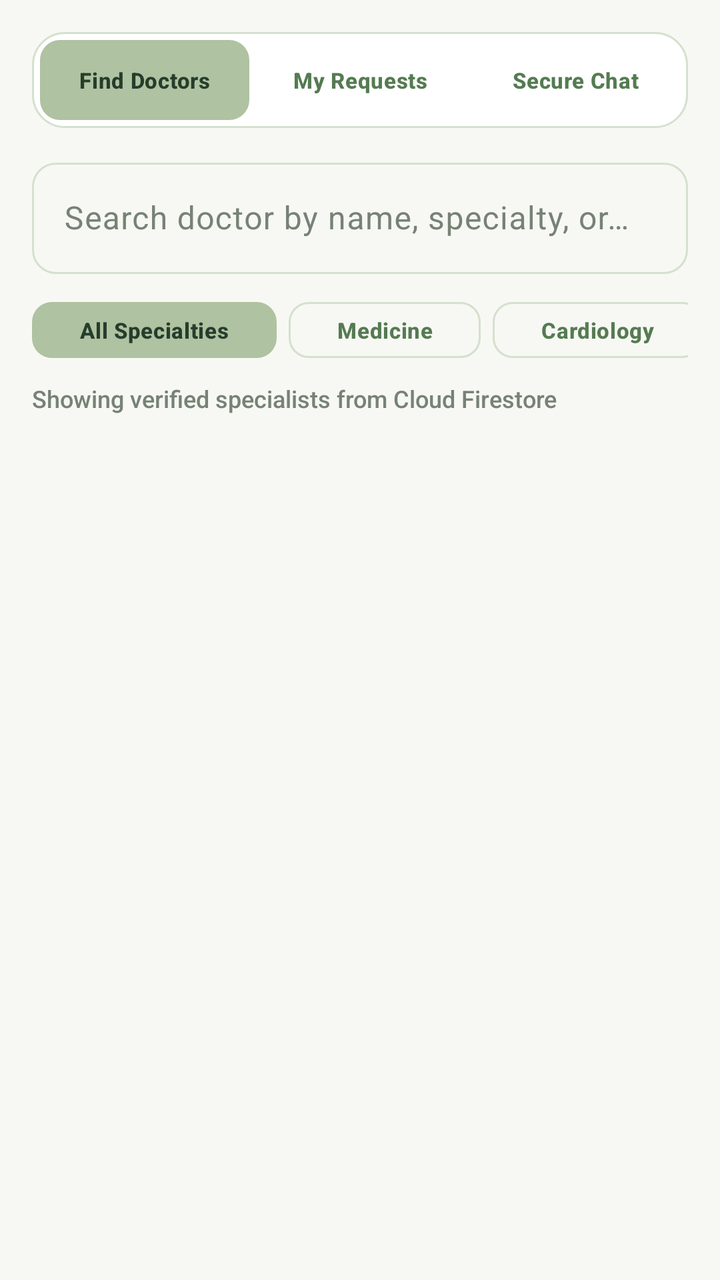
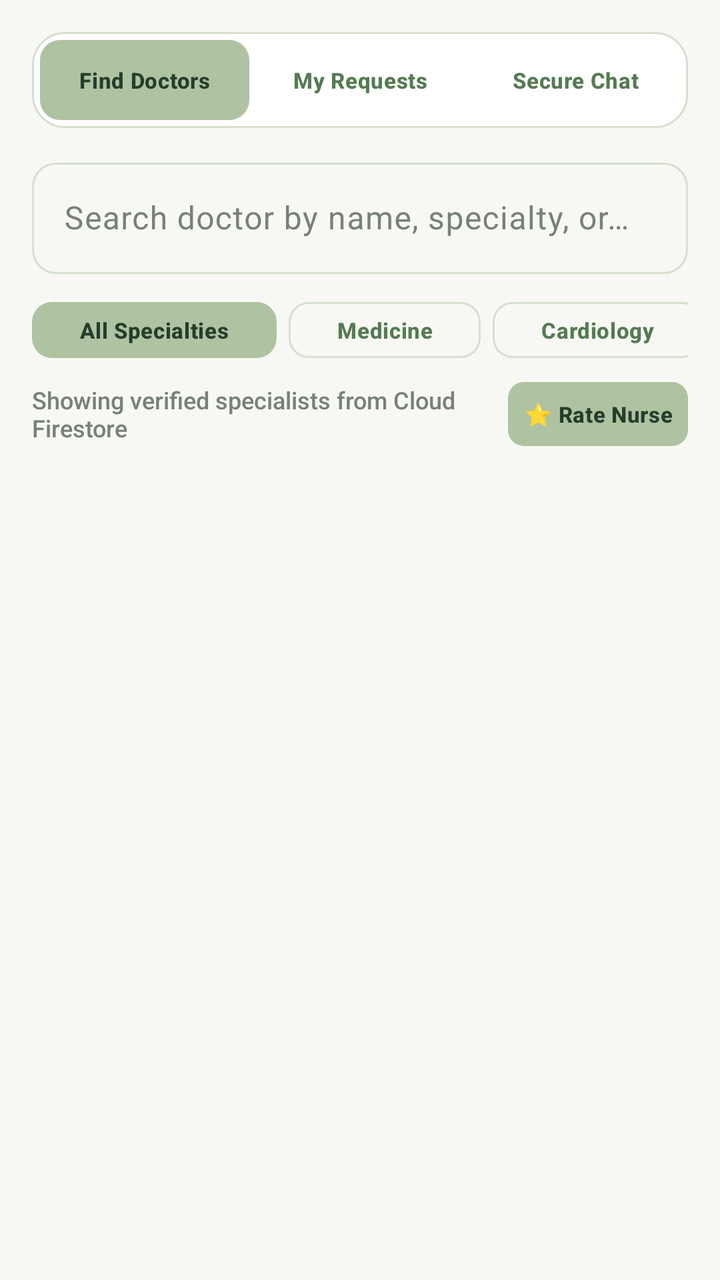

Screens rendered from an Android XML layout before and after an edit, with the pre-edit source and the edit as a unified diff.
<!-- AndroidManifest.xml: application theme Theme.AROHI -->
<!-- res/layout/fragment_patient_doctors.xml -->
<?xml version="1.0" encoding="utf-8"?>
<LinearLayout xmlns:android="http://schemas.android.com/apk/res/android"
    xmlns:app="http://schemas.android.com/apk/res-auto"
    android:layout_width="match_parent"
    android:layout_height="match_parent"
    android:background="@color/arohi_soft_ivory"
    android:orientation="vertical"
    android:padding="16dp">

    
    <LinearLayout
        android:layout_width="match_parent"
        android:layout_height="wrap_content"
        android:background="@drawable/bg_card_elevated"
        android:orientation="horizontal"
        android:padding="4dp">

        <com.google.android.material.button.MaterialButton
            android:id="@+id/btnModeFindDoctors"
            style="@style/Widget.Material3.Button.TonalButton"
            android:layout_width="0dp"
            android:layout_height="40dp"
            android:layout_marginEnd="3dp"
            android:layout_weight="1"
            android:insetTop="0dp"
            android:insetBottom="0dp"
            android:maxLines="1"
            android:minWidth="0dp"
            android:paddingHorizontal="4dp"
            android:text="@string/service_find_doctors"
            android:textAllCaps="false"
            android:textSize="11sp"
            app:cornerRadius="10dp" />

        <com.google.android.material.button.MaterialButton
            android:id="@+id/btnModeMyRequests"
            style="@style/Widget.Material3.Button.TextButton"
            android:layout_width="0dp"
            android:layout_height="40dp"
            android:layout_marginEnd="3dp"
            android:layout_weight="1"
            android:insetTop="0dp"
            android:insetBottom="0dp"
            android:maxLines="1"
            android:minWidth="0dp"
            android:paddingHorizontal="4dp"
            android:text="@string/tab_my_requests"
            android:textAllCaps="false"
            android:textSize="11sp"
            app:cornerRadius="10dp" />

        <com.google.android.material.button.MaterialButton
            android:id="@+id/btnModeMyMessages"
            style="@style/Widget.Material3.Button.TextButton"
            android:layout_width="0dp"
            android:layout_height="40dp"
            android:layout_weight="1"
            android:insetTop="0dp"
            android:insetBottom="0dp"
            android:maxLines="1"
            android:minWidth="0dp"
            android:paddingHorizontal="4dp"
            android:text="@string/tab_secure_chat"
            android:textAllCaps="false"
            android:textSize="11sp"
            app:cornerRadius="10dp" />
    </LinearLayout>

    
    
    
    <LinearLayout
        android:id="@+id/layoutFindDoctorsSection"
        android:layout_width="match_parent"
        android:layout_height="0dp"
        android:layout_marginTop="12dp"
        android:layout_weight="1"
        android:orientation="vertical"
        android:visibility="visible">

        <com.google.android.material.textfield.TextInputLayout
            android:id="@+id/tilSearchDoctor"
            style="@style/Widget.Material3.TextInputLayout.OutlinedBox"
            android:layout_width="match_parent"
            android:layout_height="wrap_content"
            android:hint="@string/hint_search_doctors">

            <com.google.android.material.textfield.TextInputEditText
                android:id="@+id/etSearchDoctor"
                android:layout_width="match_parent"
                android:layout_height="wrap_content"
                android:inputType="text"
                android:maxLines="1" />
        </com.google.android.material.textfield.TextInputLayout>

        
        <HorizontalScrollView
            android:layout_width="match_parent"
            android:layout_height="wrap_content"
            android:layout_marginTop="10dp"
            android:scrollbars="none">

            <LinearLayout
                android:layout_width="wrap_content"
                android:layout_height="wrap_content"
                android:orientation="horizontal">

                <com.google.android.material.button.MaterialButton
                    android:id="@+id/btnSpecAll"
                    style="@style/Widget.Material3.Button.TonalButton"
                    android:layout_width="wrap_content"
                    android:layout_height="36dp"
                    android:layout_marginEnd="6dp"
                    android:text="@string/chip_all_specialties"
                    android:textAllCaps="false"
                    android:textSize="11sp"
                    app:cornerRadius="10dp" />

                <com.google.android.material.button.MaterialButton
                    android:id="@+id/btnSpecMedicine"
                    style="@style/Widget.Material3.Button.OutlinedButton"
                    android:layout_width="wrap_content"
                    android:layout_height="36dp"
                    android:layout_marginEnd="6dp"
                    android:text="@string/spec_medicine"
                    android:textAllCaps="false"
                    android:textSize="11sp"
                    app:cornerRadius="10dp" />

                <com.google.android.material.button.MaterialButton
                    android:id="@+id/btnSpecCardiology"
                    style="@style/Widget.Material3.Button.OutlinedButton"
                    android:layout_width="wrap_content"
                    android:layout_height="36dp"
                    android:layout_marginEnd="6dp"
                    android:text="@string/spec_cardiology"
                    android:textAllCaps="false"
                    android:textSize="11sp"
                    app:cornerRadius="10dp" />

                <com.google.android.material.button.MaterialButton
                    android:id="@+id/btnSpecNeurology"
                    style="@style/Widget.Material3.Button.OutlinedButton"
                    android:layout_width="wrap_content"
                    android:layout_height="36dp"
                    android:layout_marginEnd="6dp"
                    android:text="@string/spec_neurology"
                    android:textAllCaps="false"
                    android:textSize="11sp"
                    app:cornerRadius="10dp" />

                <com.google.android.material.button.MaterialButton
                    android:id="@+id/btnSpecPediatrics"
                    style="@style/Widget.Material3.Button.OutlinedButton"
                    android:layout_width="wrap_content"
                    android:layout_height="36dp"
                    android:layout_marginEnd="6dp"
                    android:text="@string/spec_pediatrics"
                    android:textAllCaps="false"
                    android:textSize="11sp"
                    app:cornerRadius="10dp" />

                <com.google.android.material.button.MaterialButton
                    android:id="@+id/btnSpecOrthopedics"
                    style="@style/Widget.Material3.Button.OutlinedButton"
                    android:layout_width="wrap_content"
                    android:layout_height="36dp"
                    android:layout_marginEnd="6dp"
                    android:text="@string/spec_orthopedics"
                    android:textAllCaps="false"
                    android:textSize="11sp"
                    app:cornerRadius="10dp" />

                <com.google.android.material.button.MaterialButton
                    android:id="@+id/btnSpecGynecology"
                    style="@style/Widget.Material3.Button.OutlinedButton"
                    android:layout_width="wrap_content"
                    android:layout_height="36dp"
                    android:layout_marginEnd="6dp"
                    android:text="@string/spec_gynecology"
                    android:textAllCaps="false"
                    android:textSize="11sp"
                    app:cornerRadius="10dp" />

                <com.google.android.material.button.MaterialButton
                    android:id="@+id/btnSpecSurgery"
                    style="@style/Widget.Material3.Button.OutlinedButton"
                    android:layout_width="wrap_content"
                    android:layout_height="36dp"
                    android:text="@string/spec_surgery"
                    android:textAllCaps="false"
                    android:textSize="11sp"
                    app:cornerRadius="10dp" />
            </LinearLayout>
        </HorizontalScrollView>

        <TextView
            android:id="@+id/tvDoctorsResultSummary"
            android:layout_width="match_parent"
            android:layout_height="wrap_content"
            android:layout_marginTop="8dp"
            android:fontFamily="sans-serif-medium"
            android:text="@string/doctors_showing_verified"
            android:textColor="@color/arohi_slate_muted"
            android:textSize="12sp" />

        <TextView
            android:id="@+id/tvEmptyDoctors"
            android:layout_width="match_parent"
            android:layout_height="wrap_content"
            android:layout_marginTop="14dp"
            android:background="@drawable/bg_card_elevated"
            android:fontFamily="sans-serif"
            android:gravity="center"
            android:padding="24dp"
            android:text="@string/doctors_empty_filter"
            android:textColor="@color/arohi_slate_muted"
            android:textSize="13sp"
            android:visibility="gone" />

        <androidx.recyclerview.widget.RecyclerView
            android:id="@+id/rvVerifiedDoctors"
            android:layout_width="match_parent"
            android:layout_height="0dp"
            android:layout_marginTop="8dp"
            android:layout_weight="1" />
    </LinearLayout>

    
    
    
    <LinearLayout
        android:id="@+id/layoutMyRequestsSection"
        android:layout_width="match_parent"
        android:layout_height="0dp"
        android:layout_marginTop="12dp"
        android:layout_weight="1"
        android:orientation="vertical"
        android:visibility="gone">

        <LinearLayout
            android:layout_width="match_parent"
            android:layout_height="wrap_content"
            android:orientation="horizontal">

            <com.google.android.material.button.MaterialButton
                android:id="@+id/btnReqFilterAll"
                style="@style/Widget.Material3.Button.TonalButton"
                android:layout_width="0dp"
                android:layout_height="38dp"
                android:layout_marginEnd="6dp"
                android:layout_weight="1"
                android:insetTop="0dp"
                android:insetBottom="0dp"
                android:maxLines="1"
                android:minWidth="0dp"
                android:paddingHorizontal="6dp"
                android:text="@string/filter_all"
                android:textAllCaps="false"
                android:textSize="11sp"
                app:cornerRadius="10dp" />

            <com.google.android.material.button.MaterialButton
                android:id="@+id/btnReqFilterPending"
                style="@style/Widget.Material3.Button.OutlinedButton"
                android:layout_width="0dp"
                android:layout_height="38dp"
                android:layout_marginEnd="6dp"
                android:layout_weight="1"
                android:insetTop="0dp"
                android:insetBottom="0dp"
                android:maxLines="1"
                android:minWidth="0dp"
                android:paddingHorizontal="6dp"
                android:text="@string/filter_pending"
                android:textAllCaps="false"
                android:textSize="11sp"
                app:cornerRadius="10dp" />

            <com.google.android.material.button.MaterialButton
                android:id="@+id/btnReqFilterAccepted"
                style="@style/Widget.Material3.Button.OutlinedButton"
                android:layout_width="0dp"
                android:layout_height="38dp"
                android:layout_weight="1"
                android:insetTop="0dp"
                android:insetBottom="0dp"
                android:maxLines="1"
                android:minWidth="0dp"
                android:paddingHorizontal="6dp"
                android:text="@string/filter_accepted"
                android:textAllCaps="false"
                android:textSize="11sp"
                app:cornerRadius="10dp" />
        </LinearLayout>

        <TextView
            android:id="@+id/tvEmptyPatientRequests"
            android:layout_width="match_parent"
            android:layout_height="wrap_content"
            android:layout_marginTop="14dp"
            android:background="@drawable/bg_card_elevated"
            android:fontFamily="sans-serif"
            android:gravity="center"
            android:padding="24dp"
            android:text="You have not sent any consultation requests yet. Switch to 'Find Doctors' to request a consultation."
            android:textColor="@color/arohi_slate_muted"
            android:textSize="13sp"
            android:visibility="gone" />

        <androidx.recyclerview.widget.RecyclerView
            android:id="@+id/rvPatientRequests"
            android:layout_width="match_parent"
            android:layout_height="0dp"
            android:layout_marginTop="10dp"
            android:layout_weight="1" />
    </LinearLayout>

    
    
    
    <LinearLayout
        android:id="@+id/layoutPatientConversationsSection"
        android:layout_width="match_parent"
        android:layout_height="0dp"
        android:layout_marginTop="12dp"
        android:layout_weight="1"
        android:orientation="vertical"
        android:visibility="gone">

        <LinearLayout
            android:layout_width="match_parent"
            android:layout_height="wrap_content"
            android:gravity="center_vertical"
            android:orientation="horizontal">

            <TextView
                android:layout_width="0dp"
                android:layout_height="wrap_content"
                android:layout_weight="1"
                android:fontFamily="sans-serif-bold"
                android:text="@string/chat_authorized_convs"
                android:textColor="@color/arohi_charcoal_text"
                android:textSize="14sp" />

            <com.google.android.material.button.MaterialButton
                android:id="@+id/btnPatientNotificationsAlert"
                style="@style/Widget.Material3.Button.OutlinedButton"
                android:layout_width="wrap_content"
                android:layout_height="36dp"
                android:text="@string/btn_alerts"
                android:textAllCaps="false"
                android:textSize="11sp"
                app:cornerRadius="10dp" />
        </LinearLayout>

        <TextView
            android:id="@+id/tvEmptyPatientConversations"
            android:layout_width="match_parent"
            android:layout_height="wrap_content"
            android:layout_marginTop="14dp"
            android:background="@drawable/bg_card_elevated"
            android:fontFamily="sans-serif"
            android:gravity="center"
            android:padding="24dp"
            android:text="@string/chat_empty_notice"
            android:textColor="@color/arohi_slate_muted"
            android:textSize="13sp"
            android:visibility="gone" />

        <androidx.recyclerview.widget.RecyclerView
            android:id="@+id/rvPatientConversations"
            android:layout_width="match_parent"
            android:layout_height="0dp"
            android:layout_marginTop="10dp"
            android:layout_weight="1" />
    </LinearLayout>

</LinearLayout>
<!-- resources referenced by this layout -->
<resources>
  <color name="arohi_charcoal_text">#26332A</color>
  <color name="arohi_slate_muted">#778276</color>
  <color name="arohi_soft_ivory">#F7F8F3</color>
  <!-- drawable bg_card_elevated (drawable) -->
  <?xml version="1.0" encoding="utf-8"?>
  <shape xmlns:android="http://schemas.android.com/apk/res/android"
      android:shape="rectangle">
      <solid android:color="@color/surface_card" />
      <stroke
          android:width="1dp"
          android:color="@color/border_stroke" />
      <corners android:radius="16dp" />
  </shape>
  <string name="btn_alerts">Alerts</string>
  <string name="chat_authorized_convs">Authorized Doctor Conversations</string>
  <string name="chat_empty_notice">Secure messaging becomes available only after a verified doctor accepts your consultation request.</string>
  <string name="chip_all_specialties">All Specialties</string>
  <string name="doctors_empty_filter">No verified doctors match your current filter. Only doctors approved by Hospital Administration appear in Patient Discovery.</string>
  <string name="doctors_showing_verified">Showing verified specialists from Cloud Firestore</string>
  <string name="filter_accepted">Accepted</string>
  <string name="filter_all">All</string>
  <string name="filter_pending">Pending</string>
  <string name="hint_search_doctors">Search doctor by name, specialty, or qualification</string>
  <string name="service_find_doctors">Find Doctors</string>
  <string name="spec_cardiology">Cardiology</string>
  <string name="spec_gynecology">Gynecology</string>
  <string name="spec_medicine">Medicine</string>
  <string name="spec_neurology">Neurology</string>
  <string name="spec_orthopedics">Orthopedics</string>
  <string name="spec_pediatrics">Pediatrics</string>
  <string name="spec_surgery">Surgery</string>
  <string name="tab_my_requests">My Requests</string>
  <string name="tab_secure_chat">Secure Chat</string>
  <color name="surface_card">#FFFFFF</color>
  <color name="border_stroke">#D5E0CE</color>
  <color name="primary_moss_green">#557B52</color>
  <color name="white">#FFFFFF</color>
  <color name="pale_mint">#E8EFE2</color>
  <color name="deep_forest_green">#263D2B</color>
  <color name="secondary_sage">#819B75</color>
  <color name="soft_sage">#AFC2A1</color>
  <color name="status_emergency">#C94B4B</color>
  <color name="status_emergency_bg">#FDECEC</color>
  <color name="warm_ivory">#F7F8F3</color>
  <color name="text_primary">#26332A</color>
  <color name="text_secondary">#778276</color>
  <color name="text_muted">#9AA599</color>
  <style name="Widget.AROHI.Card" parent="Widget.Material3.CardView.Elevated">
          <item name="cardBackgroundColor">@color/surface_card</item>
          <item name="cardCornerRadius">@dimen/radius_md</item>
          <item name="cardElevation">@dimen/card_elevation</item>
          <item name="strokeColor">@color/border_stroke</item>
          <item name="strokeWidth">@dimen/card_stroke_width</item>
      </style>
  <style name="ThemeOverlay.AROHI.MaterialAlertDialog" parent="ThemeOverlay.Material3.MaterialAlertDialog">
          <item name="buttonBarPositiveButtonStyle">@style/Widget.AROHI.Dialog.Button.Positive</item>
          <item name="buttonBarNegativeButtonStyle">@style/Widget.AROHI.Dialog.Button.Negative</item>
          <item name="buttonBarNeutralButtonStyle">@style/Widget.AROHI.Dialog.Button.Negative</item>
          <item name="shapeAppearanceOverlay">@style/ShapeAppearance.AROHI.Dialog</item>
      </style>
  <dimen name="button_height">54dp</dimen>
  <dimen name="input_corner_radius">12dp</dimen>
  <dimen name="radius_md">16dp</dimen>
  <dimen name="card_elevation">2dp</dimen>
  <dimen name="card_stroke_width">1dp</dimen>
  <style name="ShapeAppearance.AROHI.Dialog" parent="ShapeAppearance.Material3.Corner.Medium">
          <item name="cornerSize">16dp</item>
      </style>
  <!-- unchanged entries left out for length: 5 -->
</resources>

<!-- the commit's change to res/layout/fragment_patient_doctors.xml (unified diff, before → after) -->
@@ -194,15 +194,36 @@
             </LinearLayout>
         </HorizontalScrollView>
 
-        <TextView
-            android:id="@+id/tvDoctorsResultSummary"
+        <LinearLayout
             android:layout_width="match_parent"
             android:layout_height="wrap_content"
             android:layout_marginTop="8dp"
-            android:fontFamily="sans-serif-medium"
-            android:text="@string/doctors_showing_verified"
-            android:textColor="@color/arohi_slate_muted"
-            android:textSize="12sp" />
+            android:gravity="center_vertical"
+            android:orientation="horizontal">
+
+            <TextView
+                android:id="@+id/tvDoctorsResultSummary"
+                android:layout_width="0dp"
+                android:layout_height="wrap_content"
+                android:layout_weight="1"
+                android:fontFamily="sans-serif-medium"
+                android:text="@string/doctors_showing_verified"
+                android:textColor="@color/arohi_slate_muted"
+                android:textSize="12sp" />
+
+            <com.google.android.material.button.MaterialButton
+                android:id="@+id/btnRateNurse"
+                style="@style/Widget.Material3.Button.TonalButton"
+                android:layout_width="wrap_content"
+                android:layout_height="32dp"
+                android:insetTop="0dp"
+                android:insetBottom="0dp"
+                android:paddingHorizontal="8dp"
+                android:text="⭐ Rate Nurse"
+                android:textAllCaps="false"
+                android:textSize="11sp"
+                app:cornerRadius="8dp" />
+        </LinearLayout>
 
         <TextView
             android:id="@+id/tvEmptyDoctors"
